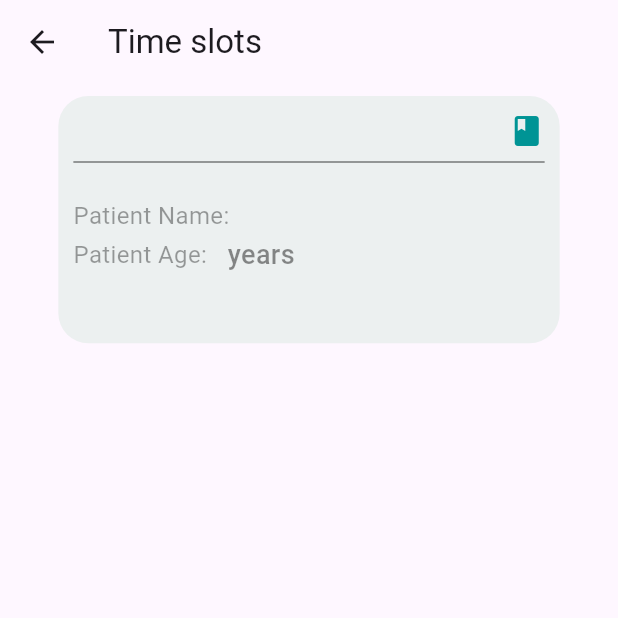
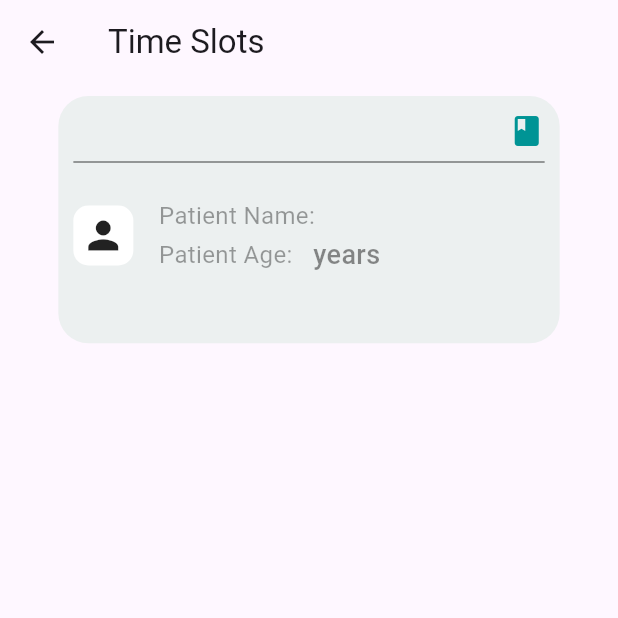
Before and after one commit to muhammed-shadil/doctor-booking-app, a Flutter app: the PatientsList screen opened directly with empty values, on a phone screen of 412 x 824 dp, the top half of it. Run offline on Flutter 3.47's test engine with Material 3 defaults, Android fonts, the phone set to English and light mode, and no system bars; our stand-ins replace animate_do, another_flutter_splash_screen, bloc, carousel_slider, cloud_firestore, connectivity_plus and 12 more; missing offline and left inert: bottom_picker, font_awesome_icon_class; accounts and stored records are empty.

Commit message:
showing details of each patients

```diff
--- a/lib/view/screens/appointmentsScreen.dart
+++ b/lib/view/screens/appointmentsScreen.dart
@@ -32,7 +32,7 @@ class _AppointmetsScreenState extends State<AppointmetsScreen> {
                 children: [
                   Text(
                     DateFormat('dd-MM-yyyy').format(ss),
-                    style: TextStyle(fontSize: 18),
+                    style: const TextStyle(fontSize: 18),
                   ),
                   IconButton(
                       onPressed: () {
--- a/lib/view/screens/patientslist.dart
+++ b/lib/view/screens/patientslist.dart
@@ -1,6 +1,8 @@
 // ignore_for_file: public_member_api_docs, sort_constructors_first
 import 'package:cloud_firestore/cloud_firestore.dart';
+import 'package:doctors_book_app/view/screens/patientsdetails.dart';
 import 'package:firebase_auth/firebase_auth.dart';
+import 'package:flutter/cupertino.dart';
 import 'package:flutter/material.dart';
 import 'package:flutter/widgets.dart';
 import 'package:intl/intl.dart';
@@ -18,7 +20,7 @@ class PatientsList extends StatelessWidget {
   Widget build(BuildContext context) {
     return Scaffold(
       appBar: AppBar(
-        title: const Text("Time slots"),
+        title: const Text("Time Slots"),
       ),
       body: Center(
         child: Container(
@@ -34,7 +36,6 @@ class PatientsList extends StatelessWidget {
                   .orderBy("time")
                   .snapshots(),
               builder: (context, snapshot) {
-
                 print(selectdate);
                 print(doctorname);
                 if (snapshot.hasData) {
@@ -43,7 +44,15 @@ class PatientsList extends StatelessWidget {
                       itemBuilder: (BuildContext context, int index) {
                         final patietsdata = snapshot.data!.docs[index].data();
                         print("${patietsdata['date']}ppppppppppp");
-                        return Padding(
+                        return InkWell(
+                          onTap: () {
+                            Navigator.push(
+                                context,
+                                MaterialPageRoute(
+                                    builder: (_) => PatientsDetails(
+                                        patietsdata: patietsdata)));
+                          },
+                          child: Padding(
                             padding: const EdgeInsets.all(8.0),
                             child: Container(
                               padding: const EdgeInsets.all(10),
@@ -62,28 +71,51 @@ class PatientsList extends StatelessWidget {
                                     children: [
                                       Text(
                                         patietsdata['time'],
-                                      style: TextStyle(
+                                        style: const TextStyle(
                                             fontSize: 18,
                                             fontWeight: FontWeight.w600,
-                                          color:
-                                              Color.fromARGB(255, 0, 148, 149)),
+                                            color: Color.fromARGB(
+                                                255, 0, 148, 149)),
                                       ),
-                                    Icon(
+                                      const Icon(
                                         Icons.book,
                                         color: Color.fromARGB(255, 0, 148, 149),
                                       ),
                                     ],
                                   ),
-                                Divider(
+                                  const Divider(
                                     color: Colors.black,
                                     thickness: 0.5,
                                   ),
-                                SizedBox(
+                                  const SizedBox(
                                     height: 15,
                                   ),
                                   Row(
                                     children: [
-                                    Text(
+                                      Container(
+                                        decoration: BoxDecoration(
+                                          borderRadius:
+                                              BorderRadius.circular(10),
+                                          color: Colors.white,
+                                        ),
+                                        child: const Padding(
+                                          padding: EdgeInsets.all(5.0),
+                                          child: Icon(
+                                            Icons.person,
+                                            size: 30,
+                                          ),
+                                        ),
+                                      ),
+                                      SizedBox(
+                                        width: 17,
+                                      ),
+                                      Column(
+                                        crossAxisAlignment:
+                                            CrossAxisAlignment.start,
+                                        children: [
+                                          Row(
+                                            children: [
+                                              const Text(
                                                 "Patient Name: ",
                                                 style: TextStyle(
                                                     fontSize: 16,
@@ -91,8 +123,9 @@ class PatientsList extends StatelessWidget {
                                                     color: Colors.black38),
                                               ),
                                               Text(
-                                      patietsdata['patientname'].toUpperCase(),
-                                      style: TextStyle(
+                                                patietsdata['patientname']
+                                                    .toUpperCase(),
+                                                style: const TextStyle(
                                                     fontSize: 18,
                                                     fontWeight: FontWeight.w500,
                                                     color: Colors.black45),
@@ -101,23 +134,30 @@ class PatientsList extends StatelessWidget {
                                           ),
                                           Row(
                                             children: [
-                                    Text(
+                                              const Text(
                                                 "Patient Age: ",
                                                 style: TextStyle(
                                                     color: Colors.black38,
                                                     fontSize: 16,
-                                          fontWeight: FontWeight.w400),
+                                                    fontWeight:
+                                                        FontWeight.w400),
                                               ),
                                               Text(
                                                 " ${patietsdata['age']} years",
-                                      style: TextStyle(
+                                                style: const TextStyle(
                                                     color: Colors.black45,
                                                     fontSize: 18,
-                                          fontWeight: FontWeight.w500),
+                                                    fontWeight:
+                                                        FontWeight.w500),
                                               )
                                             ],
                                           ),
                                         ],
+                                      ),
+                                    ],
+                                  ),
+                                ],
+                              ),
                             ),
                           ),
                         );
```
Also changed, not shown: lib/view/screens/patientsdetails.dart (added, +142 -0 lines), lib/view/widgets/patientrowdetails.dart (added, +37 -0 lines). Lines whose indentation alone changed are shown as unchanged.
